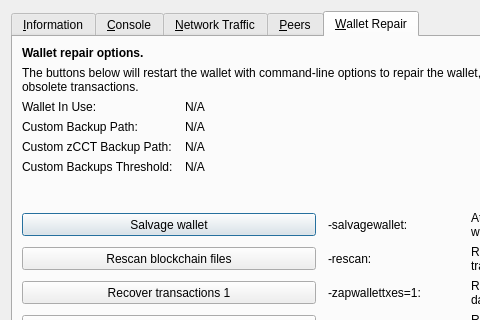
Qt form src/qt/forms/rpcconsole.ui (CONCRETE-Project/CONCRETE) before a commit; both pictures show x 0 to 480 and y 0 to 320 of the 769 by 496 pixel window.
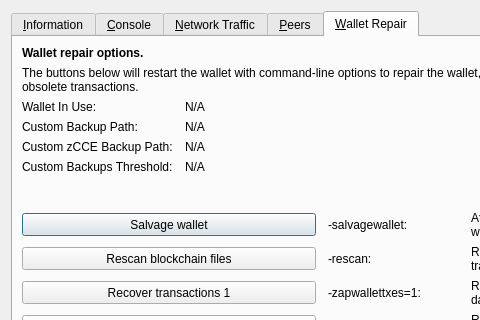
The same form after that commit. The open tabs and pages were chosen to show the change. Icons and pictures are not drawn. Custom widgets are drawn as their Qt base class.

Diff of the .ui file:
```diff
--- a/src/qt/forms/rpcconsole.ui
+++ b/src/qt/forms/rpcconsole.ui
@@ -1333,7 +1333,7 @@
           <bool>false</bool>
          </property>
          <property name="text">
-          <string>Custom zCCT Backup Path:</string>
+          <string>Custom zCCE Backup Path:</string>
          </property>
         </widget>
        </item>
```
Left out of the diff: 4 changed lines with no effect on the pictures.
